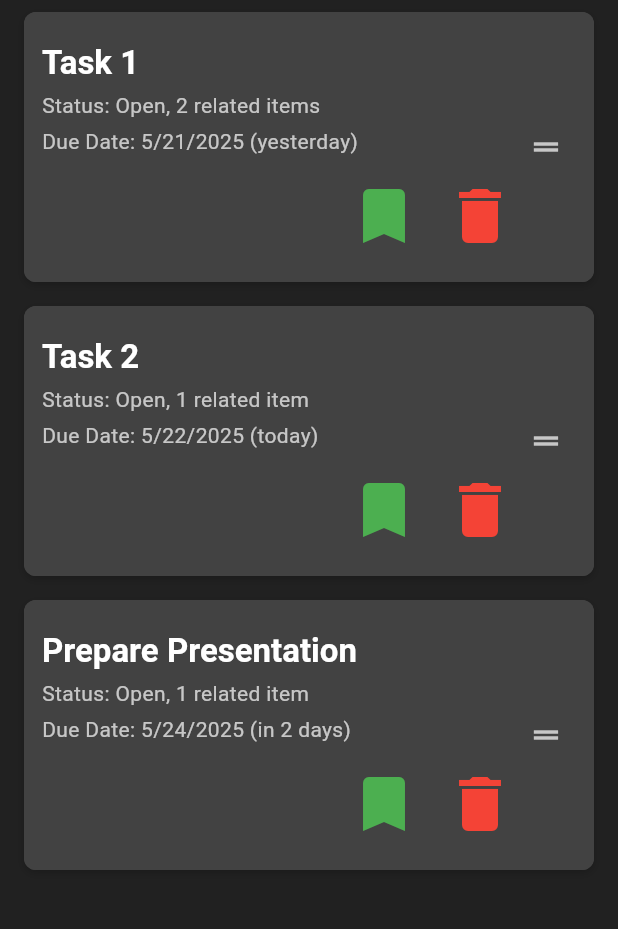
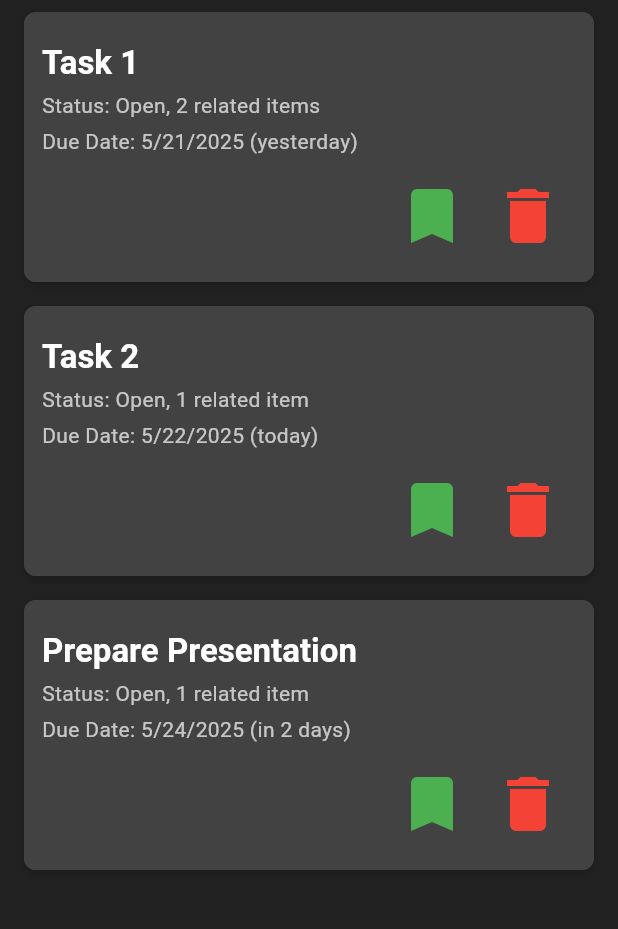
Before and after one commit to eyecantell/status_card_list, a Flutter app: the screen it shows after launch, on a phone screen of 412 x 824 dp, the part 84-1013 px from its top. Run offline on Flutter 3.47's test engine with Material 3 defaults, Android fonts, the phone set to English and light mode, and no system bars; our stand-ins replace flutter_html.

Commit message:
can scroll and drag, mouse click to drag is broken

```diff
--- a/lib/status_card.dart
+++ b/lib/status_card.dart
@@ -553,14 +553,6 @@ class _StatusCardState extends State<StatusCard> with TickerProviderStateMixin {
                           ],
                         ),
                       ),
-                      Padding(
-                        padding: const EdgeInsets.only(right: 8.0),
-                        child: Icon(
-                          Icons.drag_handle,
-                          color: isDarkMode ? Colors.white70 : Colors.black54,
-                          size: 24.0,
-                        ),
-                      ),
                     ],
                   ),
                 ),
--- a/lib/status_card_list.dart
+++ b/lib/status_card_list.dart
@@ -54,6 +54,7 @@ class _StatusCardListState extends State<StatusCardList> {
         child: ReorderableListView(
           shrinkWrap: true,
           physics: const NeverScrollableScrollPhysics(),
+          buildDefaultDragHandles: false, // Disable default drag handle
           onReorder: (oldIndex, newIndex) {
             print('Reordering from $oldIndex to $newIndex'); // Debug log
             widget.onReorder(oldIndex, newIndex);
@@ -78,8 +79,10 @@ class _StatusCardListState extends State<StatusCardList> {
           },
           children: [
             for (int index = 0; index < widget.items.length; index++)
-              StatusCard(
+              ReorderableDelayedDragStartListener(
                 key: ValueKey(widget.items[index].id),
+                index: index,
+                child: StatusCard(
                   item: widget.items[index],
                   index: index,
                   statusIcons: widget.statusIcons,
@@ -96,6 +99,7 @@ class _StatusCardListState extends State<StatusCardList> {
                   isExpanded: widget.expandedItemId == widget.items[index].id,
                   isNavigated: widget.navigatedItemId == widget.items[index].id,
                 ),
+              ),
           ],
         ),
       ),
```
Lines whose indentation alone changed are shown as unchanged.
